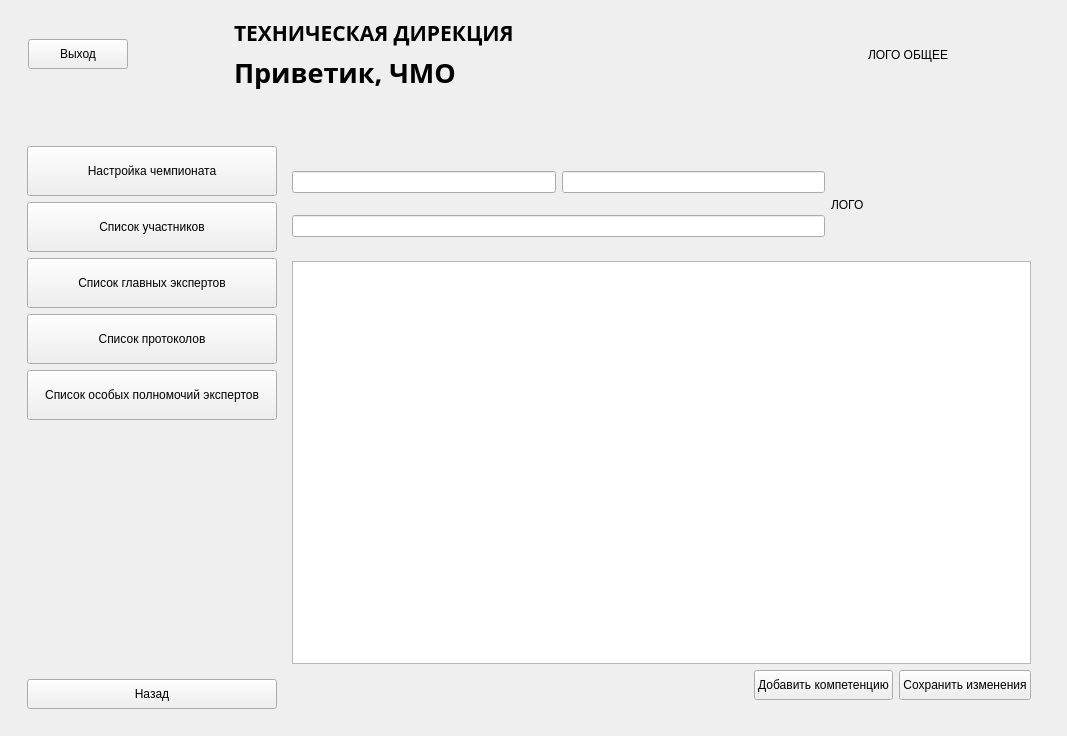
First picture: the form in OrganizeForm.ui, repository faryek/KARELLO, before the edit.
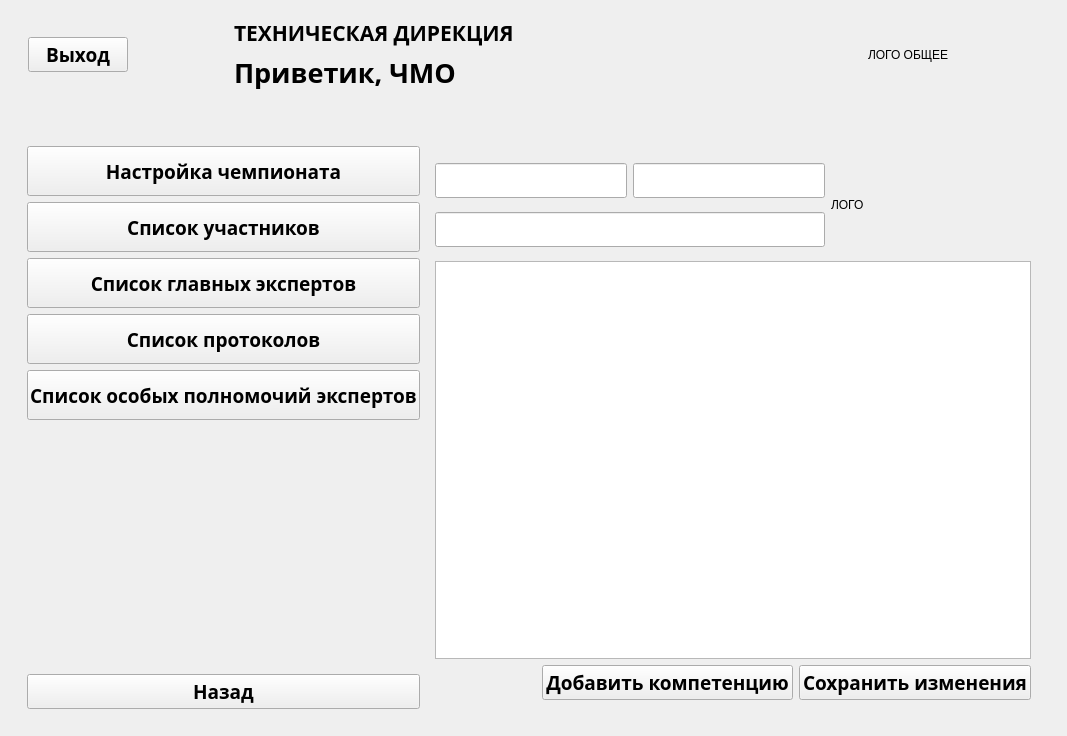
Second picture: the form after the edit. The open tabs and pages were chosen to show the change.

```diff
--- a/OrganizeForm.ui
+++ b/OrganizeForm.ui
@@ -54,6 +54,13 @@
               <height>30</height>
              </size>
             </property>
+            <property name="font">
+             <font>
+              <family>Akrobat SemiBold</family>
+              <pointsize>14</pointsize>
+              <bold>true</bold>
+             </font>
+            </property>
             <property name="text">
              <string>Выход</string>
             </property>
@@ -329,6 +336,13 @@
                     <height>50</height>
                    </size>
                   </property>
+                  <property name="font">
+                   <font>
+                    <family>Akrobat SemiBold</family>
+                    <pointsize>14</pointsize>
+                    <bold>true</bold>
+                   </font>
+                  </property>
                   <property name="text">
                    <string>Настройка чемпионата</string>
                   </property>
@@ -342,6 +356,13 @@
                     <height>50</height>
                    </size>
                   </property>
+                  <property name="font">
+                   <font>
+                    <family>Akrobat SemiBold</family>
+                    <pointsize>14</pointsize>
+                    <bold>true</bold>
+                   </font>
+                  </property>
                   <property name="text">
                    <string>Список участников</string>
                   </property>
@@ -355,6 +376,13 @@
                     <height>50</height>
                    </size>
                   </property>
+                  <property name="font">
+                   <font>
+                    <family>Akrobat SemiBold</family>
+                    <pointsize>14</pointsize>
+                    <bold>true</bold>
+                   </font>
+                  </property>
                   <property name="text">
                    <string>Список главных экспертов</string>
                   </property>
@@ -368,6 +396,13 @@
                     <height>50</height>
                    </size>
                   </property>
+                  <property name="font">
+                   <font>
+                    <family>Akrobat SemiBold</family>
+                    <pointsize>14</pointsize>
+                    <bold>true</bold>
+                   </font>
+                  </property>
                   <property name="text">
                    <string>Список протоколов</string>
                   </property>
@@ -381,6 +416,13 @@
                     <height>50</height>
                    </size>
                   </property>
+                  <property name="font">
+                   <font>
+                    <family>Akrobat SemiBold</family>
+                    <pointsize>14</pointsize>
+                    <bold>true</bold>
+                   </font>
+                  </property>
                   <property name="text">
                    <string>Список особых полномочий экспертов</string>
                   </property>
@@ -410,6 +452,13 @@
                     <height>30</height>
                    </size>
                   </property>
+                  <property name="font">
+                   <font>
+                    <family>Akrobat SemiBold</family>
+                    <pointsize>14</pointsize>
+                    <bold>true</bold>
+                   </font>
+                  </property>
                   <property name="text">
                    <string>Назад</string>
                   </property>
@@ -438,6 +487,13 @@
                             <height>0</height>
                            </size>
                           </property>
+                          <property name="font">
+                           <font>
+                            <family>Akrobat SemiBold</family>
+                            <pointsize>14</pointsize>
+                            <bold>true</bold>
+                           </font>
+                          </property>
                          </widget>
                         </item>
                         <item>
@@ -448,6 +504,13 @@
                             <height>0</height>
                            </size>
                           </property>
+                          <property name="font">
+                           <font>
+                            <family>Akrobat SemiBold</family>
+                            <pointsize>14</pointsize>
+                            <bold>true</bold>
+                           </font>
+                          </property>
                          </widget>
                         </item>
                        </layout>
@@ -460,6 +523,13 @@
                           <height>0</height>
                          </size>
                         </property>
+                        <property name="font">
+                         <font>
+                          <family>Akrobat SemiBold</family>
+                          <pointsize>14</pointsize>
+                          <bold>true</bold>
+                         </font>
+                        </property>
                        </widget>
                       </item>
                      </layout>
@@ -511,6 +581,13 @@
                         <height>30</height>
                        </size>
                       </property>
+                      <property name="font">
+                       <font>
+                        <family>Akrobat SemiBold</family>
+                        <pointsize>14</pointsize>
+                        <bold>true</bold>
+                       </font>
+                      </property>
                       <property name="text">
                        <string>Добавить компетенцию</string>
                       </property>
@@ -530,6 +607,13 @@
                         <height>30</height>
                        </size>
                       </property>
+                      <property name="font">
+                       <font>
+                        <family>Akrobat SemiBold</family>
+                        <pointsize>14</pointsize>
+                        <bold>true</bold>
+                       </font>
+                      </property>
                       <property name="text">
                        <string>Сохранить изменения</string>
                       </property>
```
Left out of the diff: 223 changed lines with no effect on the pictures.
